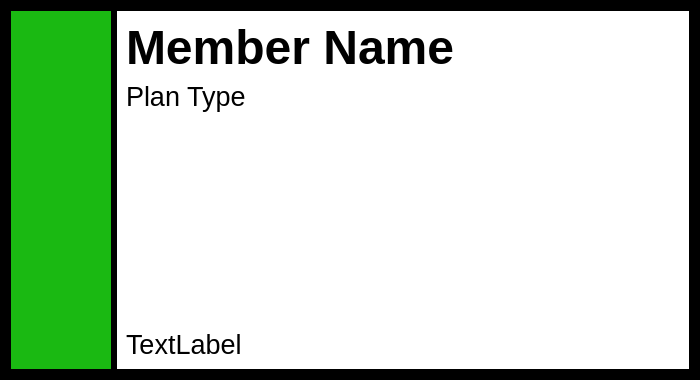
Above: gui/access.ui from makeitlabs/doorbot before the change. Below: the same form after it.
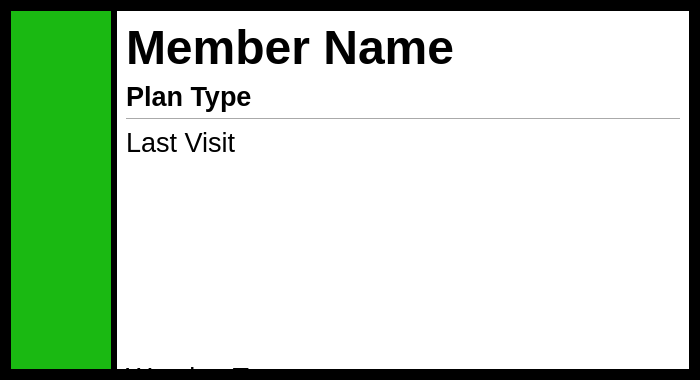
That is the form after the change.

Commit message: add skeleton for schedule messages, unknown now sends access event populated with bogus member data (may change to new event type), other cleanups/improvements in gui

Diff of the .ui file:
```diff
--- a/gui/access.ui
+++ b/gui/access.ui
@@ -86,6 +86,8 @@
         <property name="font">
          <font>
           <pointsize>20</pointsize>
+          <weight>75</weight>
+          <bold>true</bold>
          </font>
         </property>
         <property name="text">
@@ -106,6 +108,37 @@
         </property>
        </spacer>
       </item>
+      <item>
+       <widget class="Line" name="line">
+        <property name="orientation">
+         <enum>Qt::Horizontal</enum>
+        </property>
+       </widget>
+      </item>
+      <item>
+       <widget class="QLabel" name="labelLastVisit">
+        <property name="minimumSize">
+         <size>
+          <width>0</width>
+          <height>60</height>
+         </size>
+        </property>
+        <property name="font">
+         <font>
+          <pointsize>20</pointsize>
+         </font>
+        </property>
+        <property name="text">
+         <string>Last Visit</string>
+        </property>
+        <property name="alignment">
+         <set>Qt::AlignLeading|Qt::AlignLeft|Qt::AlignTop</set>
+        </property>
+        <property name="wordWrap">
+         <bool>true</bool>
+        </property>
+       </widget>
+      </item>
       <item>
        <widget class="QLabel" name="labelWarning">
         <property name="minimumSize">
@@ -120,7 +153,7 @@
          </font>
         </property>
         <property name="text">
-         <string>TextLabel</string>
+         <string>Warning Text</string>
         </property>
         <property name="alignment">
          <set>Qt::AlignBottom|Qt::AlignLeading|Qt::AlignLeft</set>
```
The commit also changes 2 other files.
